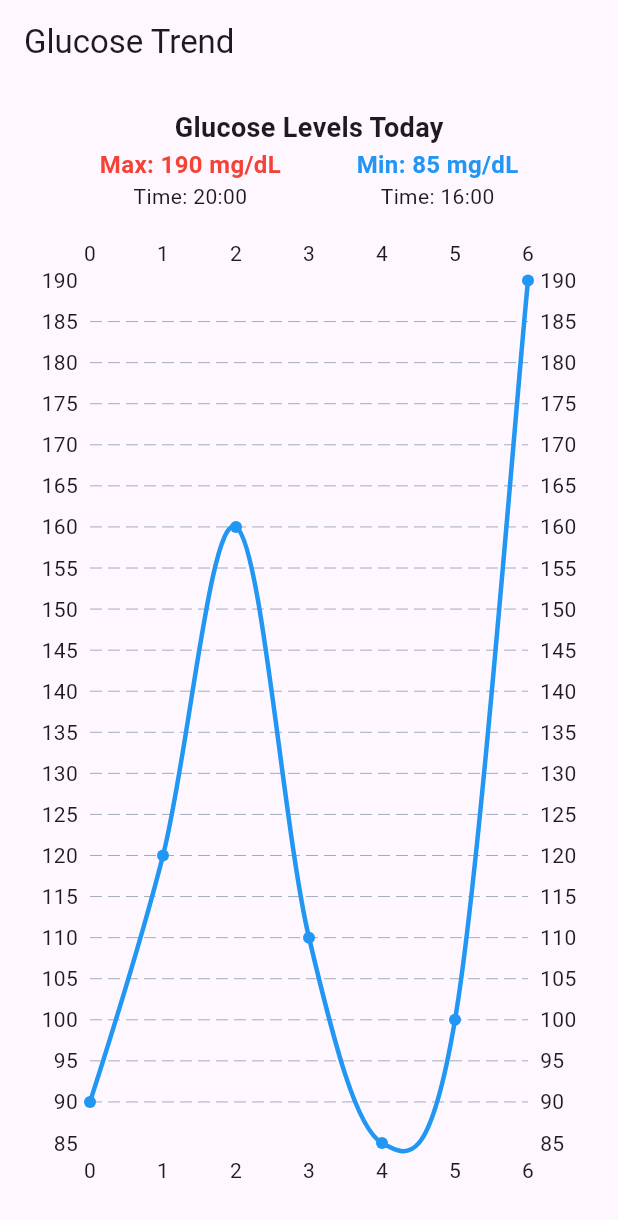
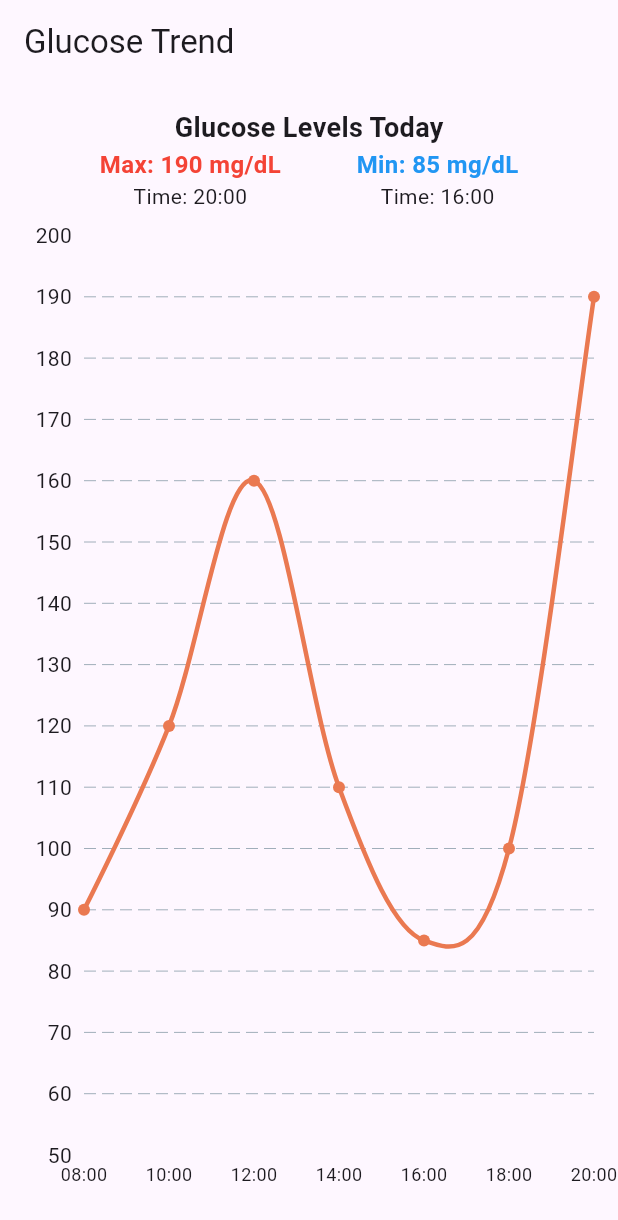
Before and after one commit to jingjingyang0803/GluMon, a Flutter app: the screen it shows after launch, on a phone screen of 412 x 824 dp. Shown: the top 1220 px of the screen. Run offline on Flutter 3.47's test engine with Material 3 defaults, Android fonts, the phone set to English and light mode, and no system bars; drawn by our look-alikes of fl_chart.

Commit message:
Fix axis labels issue on line chart

```diff
--- a/lib/screens/trend_page.dart
+++ b/lib/screens/trend_page.dart
@@ -1,7 +1,6 @@
-import 'dart:math';
-
 import 'package:fl_chart/fl_chart.dart';
 import 'package:flutter/material.dart';
+import 'package:glu_mon/utils/color_utils.dart';
 
 class TrendPage extends StatelessWidget {
   final List<Map<String, dynamic>> glucoseData = [
@@ -18,13 +17,13 @@ class TrendPage extends StatelessWidget {
 
   @override
   Widget build(BuildContext context) {
-    double minValue =
-        glucoseData.map<double>((e) => e['value'].toDouble()).reduce(min);
-    double maxValue =
-        glucoseData.map<double>((e) => e['value'].toDouble()).reduce(max);
+    double minY = 50; // 🔹 Set fixed Y min
+    double maxY = 200; // 🔹 Set fixed Y max
 
-    var minEntry = glucoseData.firstWhere((e) => e['value'] == minValue);
-    var maxEntry = glucoseData.firstWhere((e) => e['value'] == maxValue);
+    var minEntry =
+        glucoseData.reduce((a, b) => a['value'] < b['value'] ? a : b);
+    var maxEntry =
+        glucoseData.reduce((a, b) => a['value'] > b['value'] ? a : b);
 
     return Scaffold(
       appBar: AppBar(title: const Text('Glucose Trend')),
@@ -64,32 +63,73 @@ class TrendPage extends StatelessWidget {
             Expanded(
               child: LineChart(
                 LineChartData(
-                  titlesData: FlTitlesData(show: true),
+                  minY: minY, // 🔹 Set fixed min Y
+                  maxY: maxY, // 🔹 Set fixed max Y
+
+                  titlesData: FlTitlesData(
+                    bottomTitles: AxisTitles(
+                      sideTitles: SideTitles(
+                        showTitles: true,
+                        interval:
+                            1, // 🔹 Ensure labels only appear at defined spots
+                        getTitlesWidget: (value, meta) {
+                          int index = value.toInt();
+                          if (index >= 0 && index < glucoseData.length) {
+                            return Padding(
+                              padding: const EdgeInsets.only(top: 4.0),
+                              child: Text(
+                                glucoseData[index]
+                                    ['time'], // ✅ Show actual time values
+                                style: const TextStyle(fontSize: 12),
+                              ),
+                            );
+                          }
+                          return const SizedBox
+                              .shrink(); // 🔹 Hide unnecessary labels
+                        },
+                      ),
+                    ),
+                    leftTitles: AxisTitles(
+                      sideTitles: SideTitles(
+                        showTitles: true,
+                        reservedSize:
+                            40, // 🔹 Increase space for left Y-axis labels
+                      ),
+                    ),
+                    topTitles: AxisTitles(
+                      // 🔹 Hide top labels
+                      sideTitles: SideTitles(showTitles: false),
+                    ),
+                    rightTitles: AxisTitles(
+                      // 🔹 Hide right labels if needed
+                      sideTitles: SideTitles(showTitles: false),
+                    ),
+                  ),
                   borderData: FlBorderData(show: false),
                   gridData: FlGridData(show: true, drawVerticalLine: false),
 
-                  /// ✅ **Fixed Background Sections using `rangeAnnotations`**
+                  /// ✅ **Fixed Background Sections**
                   rangeAnnotations: RangeAnnotations(
                     horizontalRangeAnnotations: [
                       HorizontalRangeAnnotation(
-                        y1: 0,
+                        y1: minY, // 🔹 Start at the fixed min Y
                         y2: 70,
-                        color: Colors.red.withOpacity(0.2),
+                        color: Colors.red,
                       ),
                       HorizontalRangeAnnotation(
                         y1: 70,
                         y2: 140,
-                        color: Colors.green.withOpacity(0.2),
+                        color: Colors.green,
                       ),
                       HorizontalRangeAnnotation(
                         y1: 140,
                         y2: 180,
-                        color: Colors.orange.withOpacity(0.2),
+                        color: Colors.orangeAccent,
                       ),
                       HorizontalRangeAnnotation(
                         y1: 180,
-                        y2: 250,
-                        color: Colors.red.withOpacity(0.2),
+                        y2: maxY, // 🔹 End at the fixed max Y
+                        color: Colors.red,
                       ),
                     ],
                   ),
@@ -106,7 +146,7 @@ class TrendPage extends StatelessWidget {
                       isStrokeCapRound: true,
                       dotData: FlDotData(show: true),
                       belowBarData: BarAreaData(show: false),
-                      color: Colors.blue,
+                      color: primaryOrange,
                     ),
                   ],
                 ),
```
